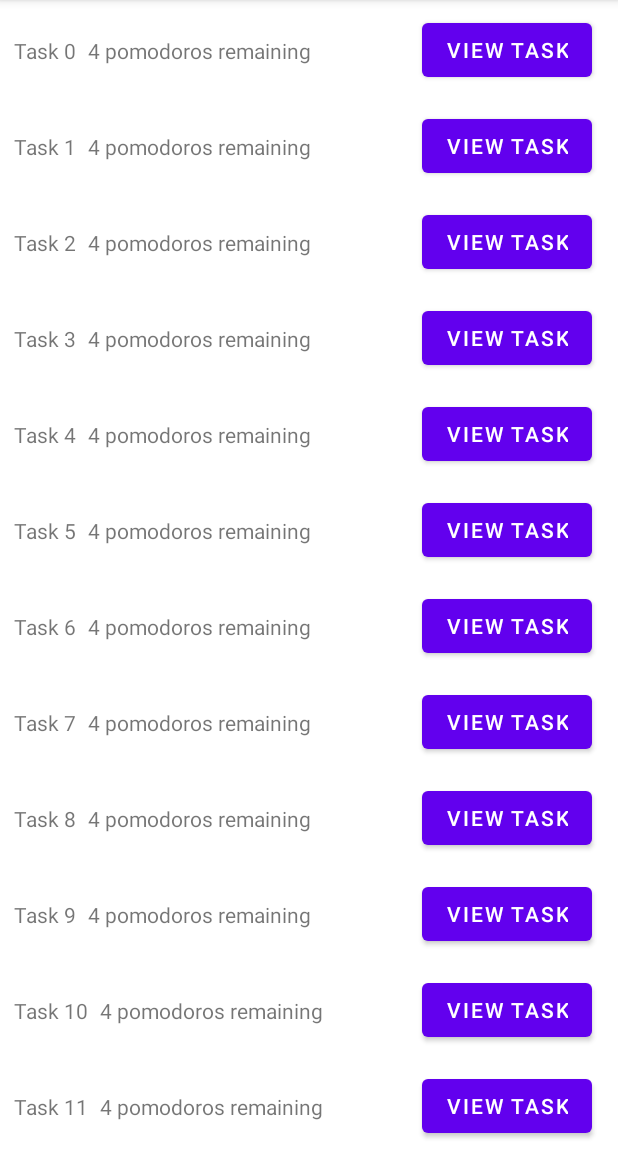
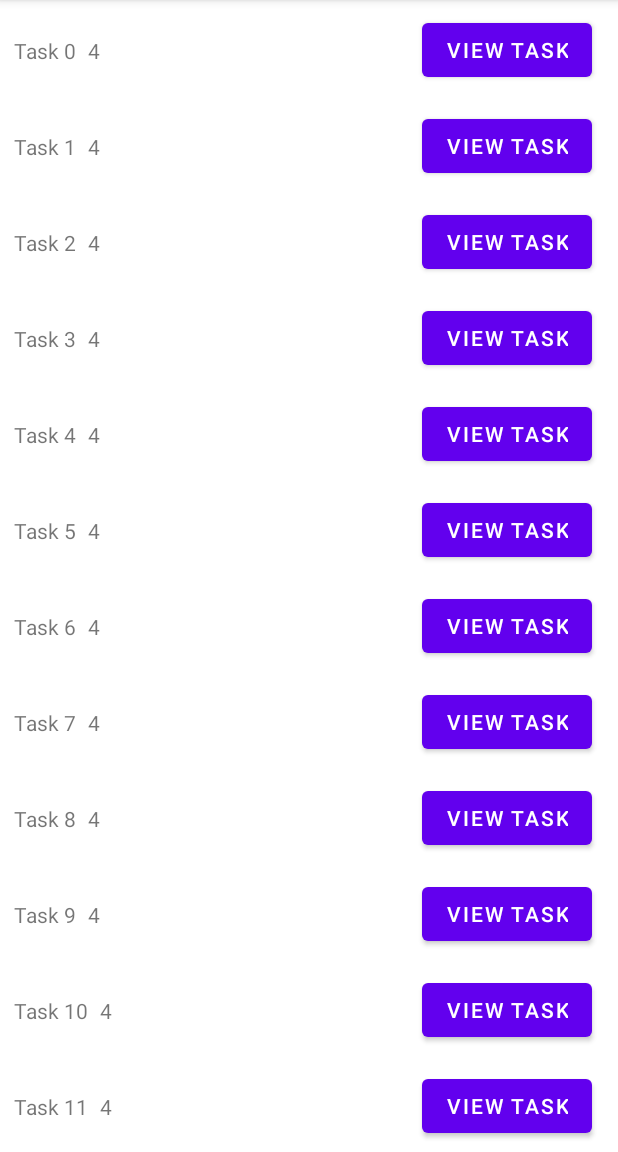
Before and after one commit to GregSmith31/RGtodU-2022, an Android app: the TaskRecyclerViewFragment screen opened through its navigation route, on a phone screen of 412 x 824 dp, the part 84-1236 px from its top. Run offline under Robolectric (Android 15) with nearby library versions, the phone set to English and light mode, and no system bars; our stand-ins replace Volley.

Commit message:
code edited in lecture

```diff
--- a/app/src/main/java/uk/ac/rgu/rgtodu/TaskListViewFragment.java
+++ b/app/src/main/java/uk/ac/rgu/rgtodu/TaskListViewFragment.java
@@ -74,7 +74,7 @@ public class TaskListViewFragment extends Fragment implements AdapterView.OnItem
         ListView lv_Tasks = view.findViewById(R.id.lv_tasks);
 
         // for just using the toString method of Task
-        /** Uncomment this to use just the toString() ***
+        /** Uncomment this to use just the toString() ***/
         ArrayAdapter<Task> adapter = new ArrayAdapter<Task>(
                                  getContext(),
                           android.R.layout.simple_list_item_1,
@@ -84,7 +84,7 @@ public class TaskListViewFragment extends Fragment implements AdapterView.OnItem
 
          // set a listener for when the user clicks on a row in the ListView
          lv_Tasks.setOnItemClickListener(this);
-         **** end of code for just using the toString() */
+         /**** end of code for just using the toString() */
 
         // for providing a List of alternative Strings
         /*** Uncomment this to use an adapter with alternative Strings ***
@@ -106,11 +106,11 @@ public class TaskListViewFragment extends Fragment implements AdapterView.OnItem
 
         // for using a custom Adapter to display each task
         /*** Comment out the following few lines if using a different approach ***/
-        TaskListItemViewAdapter customAdapter = new TaskListItemViewAdapter(
-                getContext(), R.layout.task_list_view_item, tasks
-        );
+//        TaskListItemViewAdapter customAdapter = new TaskListItemViewAdapter(
+//                getContext(), R.layout.task_list_view_item, tasks
+//        );
         // Associate the Adapter with the ListView
-        lv_Tasks.setAdapter(customAdapter);
+        //lv_Tasks.setAdapter(customAdapter);
         /* end of code to comment out for custom adapter */
     }
 
--- a/app/src/main/java/uk/ac/rgu/rgtodu/TaskRecyclerViewAdapter.java
+++ b/app/src/main/java/uk/ac/rgu/rgtodu/TaskRecyclerViewAdapter.java
@@ -1,7 +1,6 @@
 package uk.ac.rgu.rgtodu;
 
 import android.content.Context;
-import android.util.Log;
 import android.view.LayoutInflater;
 import android.view.View;
 import android.view.ViewGroup;
@@ -16,97 +15,51 @@ import uk.ac.rgu.rgtodu.data.Task;
 
 public class TaskRecyclerViewAdapter extends RecyclerView.Adapter<TaskRecyclerViewAdapter.TaskViewHolder> {
 
-    // member variables for the context the adapter is working in
     private Context context;
-    // the data thats going to be displayed
     private List<Task> tasks;
 
-    // TAG for logging
-    private static final String TAG = "TaskRecyclerViewAdapter";
 
-    /**
-     * Creates a new {@link TaskRecyclerViewAdapter}
-     * @param context that the adapter is working in
-     * @param tasks data to be displayed
-     */
     public TaskRecyclerViewAdapter(Context context, List<Task> tasks){
         super();
-        // initialise the member variables
         this.context = context;
         this.tasks = tasks;
     }
 
-    /**
-     * Set the data being displayed in this adapter to be tasks
-     * @param tasks The {@link List} of {@link Task}s to be displayed
-     */
-    public void setTasks(List<Task> tasks){
-        this.tasks = tasks;
-    }
 
     @NonNull
     @Override
     public TaskViewHolder onCreateViewHolder(@NonNull ViewGroup parent, int viewType) {
-        // inflate the layout file for the row
-        View itemView = LayoutInflater.from(this.context)
-                                    .inflate(R.layout.task_list_view_item, parent, false);
-        // store it in a ViewHolder
-        TaskViewHolder viewHolder = new TaskViewHolder(itemView, this);
+        View itemView = LayoutInflater.from(this.context).inflate(R.layout.task_list_view_item, parent, false);
+        // store in in a ViewHolder
+        TaskViewHolder viewHolder = new TaskViewHolder(itemView);
         return viewHolder;
     }
 
     @Override
     public void onBindViewHolder(@NonNull TaskViewHolder holder, int position) {
-        // get the task at position
+        // item to be displayed
         Task task = this.tasks.get(position);
 
         // update the task name
         TextView tv_taskName = holder.itemView.findViewById(R.id.tv_taskListItemName);
         tv_taskName.setText(task.getName());
 
-        // update the pomodoros
         TextView tv_taskPom = holder.itemView.findViewById(R.id.tv_taskListItemPomodoros);
-        String msg = context.getString(R.string.tv_taskListPomodoros, task.getPomodorosRemaining());
-        tv_taskPom.setText(msg);
+        tv_taskPom.setText(String.valueOf(task.getPomodorosRemaining()));
     }
 
     @Override
     public int getItemCount() {
-        return this.tasks.size();
+        return tasks.size();
     }
 
-    /**
-     * ViewHolder for the View that's going to display Tasks
-     */
-    class TaskViewHolder extends RecyclerView.ViewHolder implements View.OnClickListener {
+    class TaskViewHolder extends RecyclerView.ViewHolder {
 
         private View itemView;
-        private TaskRecyclerViewAdapter adapter;
 
-        /**
-         *
-         * @param itemView The root View that's being displayed
-         * @param adapter The adapter that is holding this ViewHolder
-         */
-        public TaskViewHolder(@NonNull View itemView, TaskRecyclerViewAdapter adapter) {
+        public TaskViewHolder(@NonNull View itemView) {
             super(itemView);
             this.itemView = itemView;
-            this.adapter = adapter;
-
-            // add a listener to the button in the taskItemView
-            itemView.findViewById(R.id.btn_taskListItemView).setOnClickListener(this);
-        }
-
-        @Override
-        public void onClick(View v) {
-            // get the clicked item's position
-            int position = getAdapterPosition();
-
-            // get the task at that position
-            Task task = this.adapter.tasks.get(position);
-
-            // display a log message with the task's name
-            Log.d(TAG, task.getName() );
         }
     }
 }
--- a/app/src/main/java/uk/ac/rgu/rgtodu/TaskRecyclerViewFragment.java
+++ b/app/src/main/java/uk/ac/rgu/rgtodu/TaskRecyclerViewFragment.java
@@ -96,22 +96,16 @@ public class TaskRecyclerViewFragment extends Fragment {
     public void onViewCreated(@NonNull View view, @Nullable Bundle savedInstanceState) {
         super.onViewCreated(view, savedInstanceState);
 
-        // get some sample tasks
-        TaskRepository repo = TaskRepository.getRepository(getContext());
-        List<Task> tasks = repo.getSyntheticTasks(1000);
+        //  get some data
+        List<Task> tasks = TaskRepository.getRepository(getContext()).getSyntheticTasks(1000);
 
-        // get the RecycylerView on the UI
+        // get the RecyclerView
         RecyclerView rv = view.findViewById(R.id.rv_taskRecyclerView);
+        TaskRecyclerViewAdapter adapter = new TaskRecyclerViewAdapter(getContext(), tasks);
+        rv.setAdapter(adapter);
 
-        // create a new Adapter for the RecyclerView
-        RecyclerView.Adapter adapter = new TaskRecyclerViewAdapter(getContext(), tasks);
-        // set the recycler view's adapter
-        rv.setAdapter(adapter);
-        // setup the layout manager on the recycler view
         rv.setLayoutManager(new LinearLayoutManager(getContext()));
 
-        // commenting out for now
-//        donwloadAllTasks();
     }
 
     /**
```
